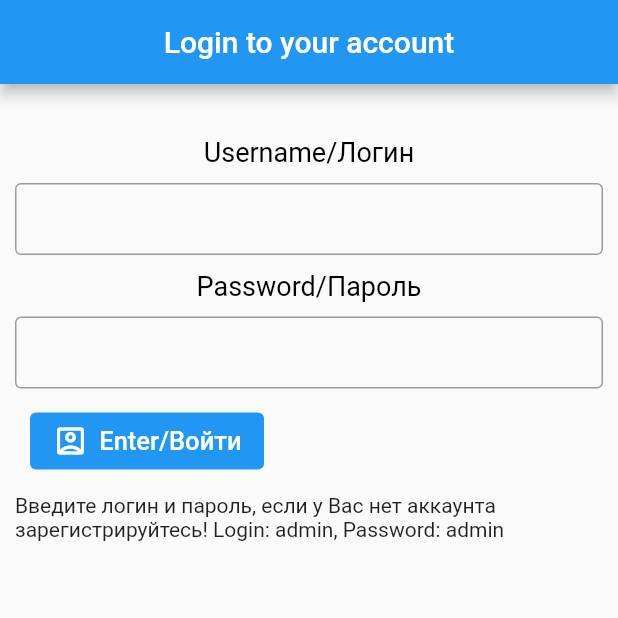
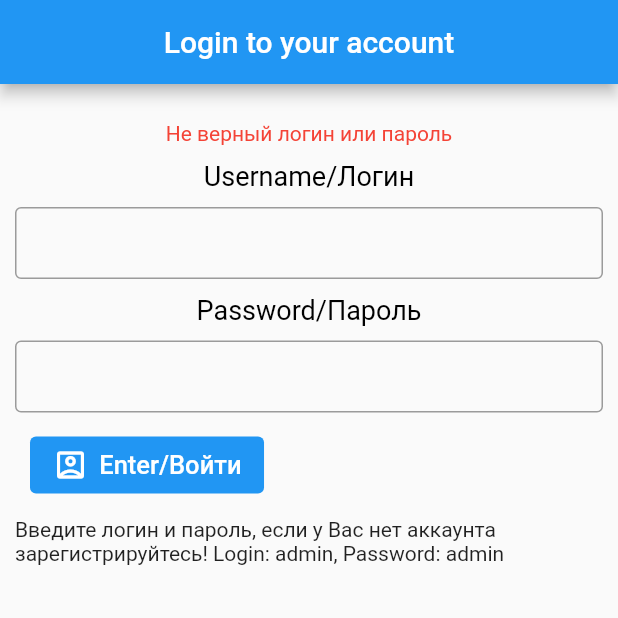
Before and after one commit to DvoksTankograda/test_glive_provider_database, a Flutter app: the screen it shows after launch, after a tap on "Enter/Войти", on a phone screen of 412 x 824 dp, the top half of it. Run offline on Flutter 3.47's test engine with Material 2 defaults, Android fonts, the phone set to English and light mode, and no system bars; our stand-ins replace flutter_map, geolocator, latlong2; missing offline and left inert: flutter_map_location_marker.

Commit message:
fiks errorTex en authorization

```diff
--- a/lib/Pages/Widgets/authorization_widgets.dart
+++ b/lib/Pages/Widgets/authorization_widgets.dart
@@ -1,43 +1,24 @@
 import 'package:flutter/material.dart';
-import 'package:test_glive_provider_database/Pages/map_page.dart';
+import 'package:provider/provider.dart';
+// import 'package:test_glive_provider_database/Pages/map_page.dart';
+import 'package:test_glive_provider_database/providers_app.dart';
 import 'package:test_glive_provider_database/style_app.dart';
 
 
-
 class FormWidget extends StatelessWidget {
-  FormWidget({super.key});
-  final loginTextController = TextEditingController();
-  final passwordTextController = TextEditingController();
-  String? errorText;
-
-
-  void enter(BuildContext context) {
-    final login = loginTextController.text;
-    final password = passwordTextController.text;
-
-    if(login == 'admin' && password == 'admin') {
-      errorText = null;
-      Navigator.push(context,
-          MaterialPageRoute(builder: (context) => const MapPage(),
-          ));
-    } else {
-      errorText = 'Не верный логин или пароль';
-    }
-
-  }
-
+  const FormWidget({super.key});
 
 
   @override
   Widget build(BuildContext context) {
-    final errorText = this.errorText;
-
+    final provider = context.watch<ProviderModelTwoAuth>();
+    final errorText = provider.errorText;
 
     return Column(
       crossAxisAlignment: CrossAxisAlignment.center,
       children: [
-        if(errorText != null)
-          Text(errorText, style: const TextStyle(color: Colors.red)),
+        if(errorText == false)
+          const Text('Не верный логин или пароль', style: TextStyle(color: Colors.red)),
         const Padding(
           padding: EdgeInsets.only(top: 10),
         ),
@@ -49,7 +30,7 @@ class FormWidget extends StatelessWidget {
           padding: EdgeInsets.only(top: 10),
         ),
         TextField(
-          controller: loginTextController,
+          controller: provider.loginTextController,
           decoration: StylesApp.textFieldDecorator,
         ),
         const Padding(
@@ -63,8 +44,8 @@ class FormWidget extends StatelessWidget {
           padding: EdgeInsets.only(top: 10),
         ),
         TextField(
+          controller: provider.passwordTextController,
           decoration: StylesApp.textFieldDecorator,
-          controller: passwordTextController,
           obscureText: true,
         ),
         Row(
@@ -73,7 +54,7 @@ class FormWidget extends StatelessWidget {
               padding: EdgeInsets.only(right: 10, top: 70),
             ),
             TextButton.icon(
-              onPressed:() => enter(context),
+              onPressed:() => provider.enter(context),
               style: StylesApp.blueButton,
               label: const Text('Enter/Войти'),
               icon: const Icon(Icons.account_box_outlined),
--- a/lib/Pages/authorization_page.dart
+++ b/lib/Pages/authorization_page.dart
@@ -16,12 +16,12 @@ class AuthorizationPage extends StatelessWidget {
           ),
           body: ListView(
             padding: const EdgeInsets.symmetric(horizontal: 10.0, vertical: 15.0),
-            children: [
-              const Padding(
+            children: const [
+              Padding(
                 padding: EdgeInsets.only(top: 10),
               ),
               FormWidget(),
-              const Text(
+              Text(
                 'Введите логин и пароль, если у Вас нет аккаунта зарегистрируйтесь! Login: admin, Password: admin',
               ),
             ],
--- a/lib/Pages/list_points_page.dart
+++ b/lib/Pages/list_points_page.dart
@@ -16,7 +16,7 @@ class ListPoints extends StatelessWidget {
       appBar: AppBar(
         title: const Text('List Points'),
         centerTitle: true,),
-      body: ListView.builder (
+      body: ListView.builder(
         itemCount: listPoints.length,
         itemBuilder:(BuildContext context , index) {
           return Dismissible(
--- a/lib/Pages/map_page.dart
+++ b/lib/Pages/map_page.dart
@@ -42,7 +42,7 @@ class MapPage extends StatelessWidget {
       ),
       floatingActionButton: FloatingActionButton(
         backgroundColor: Colors.blue,
-        onPressed: () {
+        onPressed:() {
           Navigator.push(context, MaterialPageRoute(builder: (context) => const ListPoints(),
           ));
         },
--- a/lib/main.dart
+++ b/lib/main.dart
@@ -9,6 +9,7 @@ void main() {
   runApp(MultiProvider(
     providers: [
       ChangeNotifierProvider(create: (context) => ProvidersModelOneMap()),
+      ChangeNotifierProvider(create: (context) => ProviderModelTwoAuth()),
     ],
     child: const MyApp(),
   ),);
--- a/lib/providers_app.dart
+++ b/lib/providers_app.dart
@@ -2,6 +2,7 @@ import 'package:flutter/material.dart';
 import 'package:geolocator/geolocator.dart';
 import 'package:latlong2/latlong.dart'; // не могу найти решение данной ошибки
 import 'package:flutter_map/flutter_map.dart';
+import 'Pages/map_page.dart';
 
 
 
@@ -43,29 +44,28 @@ class ProvidersModelOneMap extends ChangeNotifier {
     super.dispose();
     notifyListeners();
   }
-
 }
 
-// class ProviderModelTwoAuth extends ChangeNotifier {
-//   final loginTextController = TextEditingController();
-//   final passwordTextController = TextEditingController();
-//   String? errorText;
-//
-//
-//   void enter(BuildContext context) {
-//     final login = loginTextController.text;
-//     final password = passwordTextController.text;
-//
-//     if(login == 'admin' && password == 'admin') {
-//       errorText = null;
-//       Navigator.push(context,
-//           MaterialPageRoute(builder: (context) => const MapPage(),
-//           ));
-//     } else {
-//       errorText = 'Не верный логин или пароль';
-//     }
-//
-//   }
-//
-//
-// }
+
+class ProviderModelTwoAuth extends ChangeNotifier {
+  final loginTextController = TextEditingController();
+  final passwordTextController = TextEditingController();
+  bool? errorText;
+
+  void enter(BuildContext context) {
+    final login = loginTextController.text;
+    final password = passwordTextController.text;
+
+    if(login == 'admin' && password == 'admin') {
+      errorText = true;
+      Navigator.push(context,
+          MaterialPageRoute(builder: (context) => const MapPage(),
+          ));
+      notifyListeners();
+    } else {
+      errorText = false;
+      // errorText = 'Не верный логин или пароль';
+      notifyListeners();
+    }
+  }
+}
```
